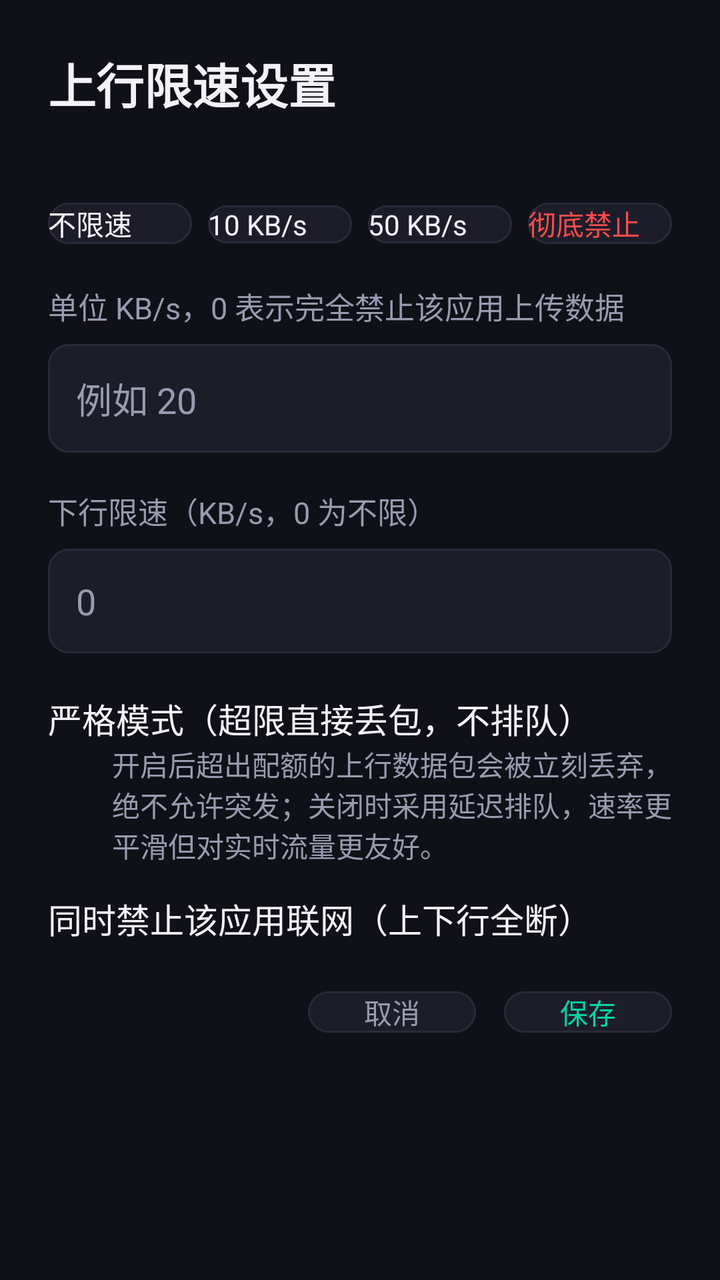
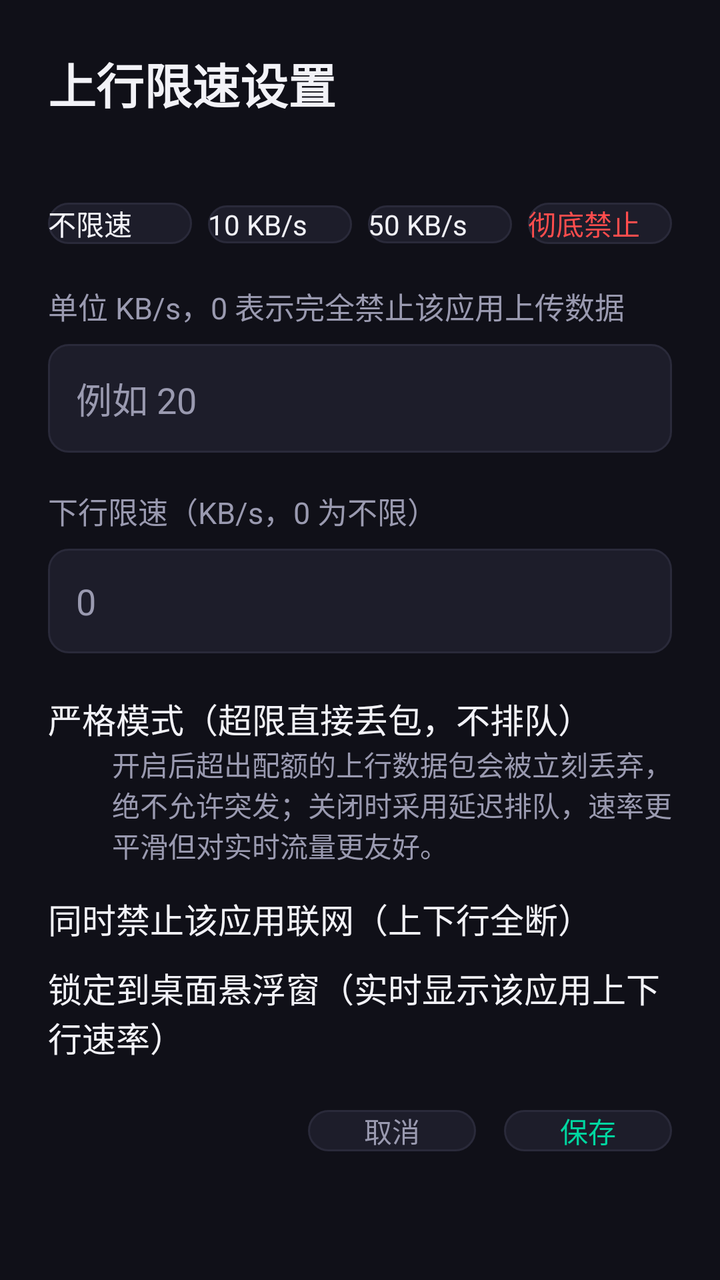

An Android layout rendered at two revisions. The XML below is the earlier revision; the diff shows what the commit changed to produce the second picture.
<!-- AndroidManifest.xml: application theme Theme.TVBoxNetGuard -->
<!-- res/layout/dialog_limit.xml -->
<?xml version="1.0" encoding="utf-8"?>
<ScrollView xmlns:android="http://schemas.android.com/apk/res/android"
    android:layout_width="match_parent"
    android:layout_height="match_parent"
    android:background="@color/bg"
    android:padding="24dp">

    <LinearLayout
        android:layout_width="match_parent"
        android:layout_height="wrap_content"
        android:orientation="vertical">

        <TextView
            android:id="@+id/tv_title"
            android:layout_width="wrap_content"
            android:layout_height="wrap_content"
            android:text="@string/dlg_limit_title"
            android:textColor="@color/text_primary"
            android:textSize="24sp"
            android:textStyle="bold" />

        <TextView
            android:id="@+id/tv_subtitle"
            android:layout_width="wrap_content"
            android:layout_height="wrap_content"
            android:layout_marginTop="4dp"
            android:textColor="@color/text_secondary"
            android:textSize="15sp" />

        <LinearLayout
            android:layout_width="match_parent"
            android:layout_height="wrap_content"
            android:layout_marginTop="18dp"
            android:orientation="horizontal">

            <Button
                android:id="@+id/btn_preset_off"
                android:layout_width="0dp"
                android:layout_height="wrap_content"
                android:layout_weight="1"
                android:background="@drawable/bg_item"
                android:text="@string/dlg_preset_off"
                android:textColor="@color/text_primary" />

            <Button
                android:id="@+id/btn_preset_10"
                android:layout_width="0dp"
                android:layout_height="wrap_content"
                android:layout_marginStart="8dp"
                android:layout_weight="1"
                android:background="@drawable/bg_item"
                android:text="10 KB/s"
                android:textColor="@color/text_primary" />

            <Button
                android:id="@+id/btn_preset_50"
                android:layout_width="0dp"
                android:layout_height="wrap_content"
                android:layout_marginStart="8dp"
                android:layout_weight="1"
                android:background="@drawable/bg_item"
                android:text="50 KB/s"
                android:textColor="@color/text_primary" />

            <Button
                android:id="@+id/btn_preset_block"
                android:layout_width="0dp"
                android:layout_height="wrap_content"
                android:layout_marginStart="8dp"
                android:layout_weight="1"
                android:background="@drawable/bg_item"
                android:text="@string/dlg_preset_block"
                android:textColor="@color/danger" />
        </LinearLayout>

        <TextView
            android:layout_width="wrap_content"
            android:layout_height="wrap_content"
            android:layout_marginTop="20dp"
            android:text="@string/dlg_limit_hint"
            android:textColor="@color/text_secondary"
            android:textSize="15sp" />

        <EditText
            android:id="@+id/et_up"
            android:layout_width="match_parent"
            android:layout_height="wrap_content"
            android:layout_marginTop="8dp"
            android:background="@drawable/bg_card"
            android:hint="例如 20"
            android:inputType="number"
            android:padding="14dp"
            android:textColor="@color/text_primary"
            android:textColorHint="@color/text_secondary"
            android:textSize="18sp" />

        <TextView
            android:layout_width="wrap_content"
            android:layout_height="wrap_content"
            android:layout_marginTop="18dp"
            android:text="@string/dlg_down_limit"
            android:textColor="@color/text_secondary"
            android:textSize="15sp" />

        <EditText
            android:id="@+id/et_down"
            android:layout_width="match_parent"
            android:layout_height="wrap_content"
            android:layout_marginTop="8dp"
            android:background="@drawable/bg_card"
            android:hint="0"
            android:inputType="number"
            android:padding="14dp"
            android:textColor="@color/text_primary"
            android:textColorHint="@color/text_secondary"
            android:textSize="18sp" />

        <CheckBox
            android:id="@+id/cb_strict"
            android:layout_width="match_parent"
            android:layout_height="wrap_content"
            android:layout_marginTop="20dp"
            android:buttonTint="@color/primary"
            android:text="@string/dlg_strict_mode"
            android:textColor="@color/text_primary"
            android:textSize="17sp" />

        <TextView
            android:layout_width="match_parent"
            android:layout_height="wrap_content"
            android:layout_marginStart="32dp"
            android:text="@string/dlg_strict_hint"
            android:textColor="@color/text_secondary"
            android:textSize="14sp" />

        <CheckBox
            android:id="@+id/cb_block_all"
            android:layout_width="match_parent"
            android:layout_height="wrap_content"
            android:layout_marginTop="14dp"
            android:buttonTint="@color/danger"
            android:text="@string/dlg_block_all"
            android:textColor="@color/text_primary"
            android:textSize="17sp" />

        <LinearLayout
            android:layout_width="match_parent"
            android:layout_height="wrap_content"
            android:layout_marginTop="24dp"
            android:gravity="end"
            android:orientation="horizontal">

            <Button
                android:id="@+id/btn_cancel"
                android:layout_width="wrap_content"
                android:layout_height="wrap_content"
                android:background="@drawable/bg_item"
                android:paddingHorizontal="28dp"
                android:text="@string/btn_cancel"
                android:textColor="@color/text_secondary" />

            <Button
                android:id="@+id/btn_save"
                android:layout_width="wrap_content"
                android:layout_height="wrap_content"
                android:layout_marginStart="14dp"
                android:background="@drawable/bg_item"
                android:paddingHorizontal="28dp"
                android:text="@string/btn_save"
                android:textColor="@color/accent" />
        </LinearLayout>
    </LinearLayout>
</ScrollView>
<!-- resources referenced by this layout -->
<resources>
  <color name="accent">#FF00D6A0</color>
  <color name="bg">#FF101018</color>
  <color name="danger">#FFFF4D4D</color>
  <color name="primary">#FF4E8CFF</color>
  <color name="text_primary">#FFF2F2F7</color>
  <color name="text_secondary">#FF9A9AB0</color>
  <!-- drawable bg_card (drawable) -->
  <?xml version="1.0" encoding="utf-8"?>
  <shape xmlns:android="http://schemas.android.com/apk/res/android"
      android:shape="rectangle">
      <solid android:color="@color/bg_card" />
      <corners android:radius="10dp" />
      <stroke
          android:width="1dp"
          android:color="@color/divider" />
  </shape>
  <!-- drawable bg_item (drawable) -->
  <?xml version="1.0" encoding="utf-8"?>
  <selector xmlns:android="http://schemas.android.com/apk/res/android">
      <item android:state_focused="true">
          <shape android:shape="rectangle">
              <solid android:color="@color/bg_card_focus" />
              <corners android:radius="10dp" />
              <stroke
                  android:width="3dp"
                  android:color="@color/primary" />
          </shape>
      </item>
      <item android:state_pressed="true">
          <shape android:shape="rectangle">
              <solid android:color="@color/bg_card_focus" />
              <corners android:radius="10dp" />
              <stroke
                  android:width="2dp"
                  android:color="@color/primary" />
          </shape>
      </item>
      <item>
          <shape android:shape="rectangle">
              <solid android:color="@color/bg_card" />
              <corners android:radius="10dp" />
              <stroke
                  android:width="1dp"
                  android:color="@color/divider" />
          </shape>
      </item>
  </selector>
  <string name="btn_cancel">取消</string>
  <string name="btn_save">保存</string>
  <string name="dlg_block_all">同时禁止该应用联网（上下行全断）</string>
  <string name="dlg_down_limit">下行限速（KB/s，0 为不限）</string>
  <string name="dlg_limit_hint">单位 KB/s，0 表示完全禁止该应用上传数据</string>
  <string name="dlg_limit_title">上行限速设置</string>
  <string name="dlg_preset_block">彻底禁止</string>
  <string name="dlg_preset_off">不限速</string>
  <string name="dlg_strict_hint">开启后超出配额的上行数据包会被立刻丢弃，绝不允许突发；关闭时采用延迟排队，速率更平滑但对实时流量更友好。</string>
  <string name="dlg_strict_mode">严格模式（超限直接丢包，不排队）</string>
  <style name="Theme.TVBoxNetGuard" parent="@android:style/Theme.DeviceDefault.NoActionBar">
          <item name="android:colorBackground">@color/bg</item>
          <item name="android:windowBackground">@color/bg</item>
          <item name="android:colorAccent">@color/primary</item>
          <item name="android:textColorPrimary">@color/text_primary</item>
          <item name="android:textColorSecondary">@color/text_secondary</item>
          <item name="android:windowNoTitle">true</item>
      </style>
  <color name="bg_card">#FF1D1D2A</color>
  <color name="divider">#FF2A2A3A</color>
  <color name="bg_card_focus">#FF2E3350</color>
</resources>

<!-- the commit's change to res/layout/dialog_limit.xml (unified diff, before → after) -->
@@ -143,6 +143,16 @@
             android:textColor="@color/text_primary"
             android:textSize="17sp" />
 
+        <CheckBox
+            android:id="@+id/cb_lock"
+            android:layout_width="match_parent"
+            android:layout_height="wrap_content"
+            android:layout_marginTop="10dp"
+            android:buttonTint="@color/accent"
+            android:text="@string/dlg_lock_float"
+            android:textColor="@color/text_primary"
+            android:textSize="17sp" />
+
         <LinearLayout
             android:layout_width="match_parent"
             android:layout_height="wrap_content"
<!-- resource entries referenced after the edit -->
@@ -53,6 +53,7 @@
   <string name="dlg_down_limit">下行限速（KB/s，0 为不限）</string>
   <string name="dlg_limit_hint">单位 KB/s，0 表示完全禁止该应用上传数据</string>
   <string name="dlg_limit_title">上行限速设置</string>
+  <string name="dlg_lock_float">锁定到桌面悬浮窗（实时显示该应用上下行速率）</string>
   <string name="dlg_preset_block">彻底禁止</string>
   <string name="dlg_preset_off">不限速</string>
   <string name="dlg_strict_hint">开启后超出配额的上行数据包会被立刻丢弃，绝不允许突发；关闭时采用延迟排队，速率更平滑但对实时流量更友好。</string>
